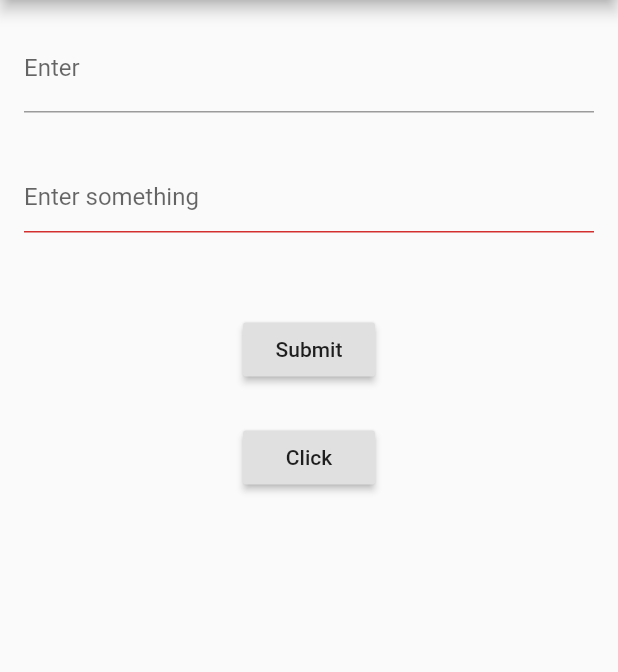
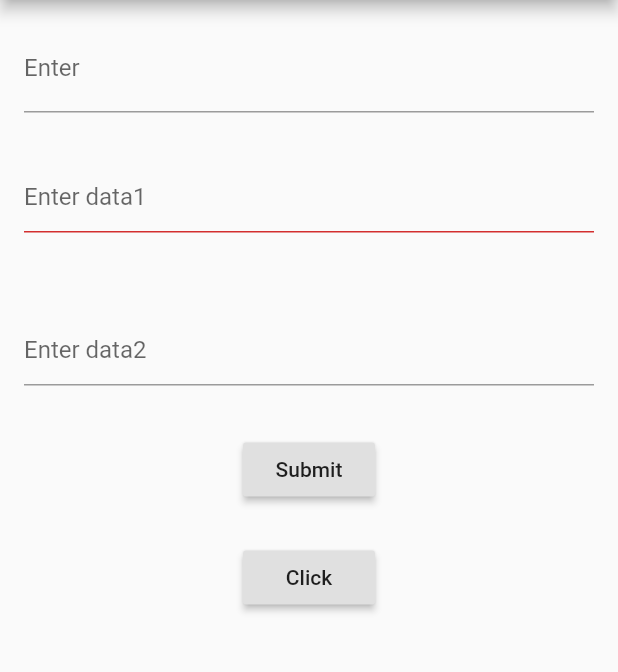
Before and after one commit to yayyar/test_flutter, a Flutter app: the screen it shows after launch, on a phone screen of 412 x 824 dp, the part 84-756 px from its top. Run offline on Flutter 3.47's test engine with Material 2 defaults, Android fonts, the phone set to English and light mode, and no system bars; our stand-ins replace google_fonts.

Commit message:
add new TextField and TextEditingController

```diff
--- a/form_validation/lib/main.dart
+++ b/form_validation/lib/main.dart
@@ -37,6 +37,7 @@ class MyCustomFormState extends State<MyCustomForm> {
   // not a GlobalKey<MyCustomFormState>.
   final _formKey = GlobalKey<FormState>();
   final myController = TextEditingController();
+  final myController1 = TextEditingController();
   var errorTxt = '';
 
   @override
@@ -73,10 +74,20 @@ class MyCustomFormState extends State<MyCustomForm> {
             child: TextField(
               decoration: InputDecoration(
                 //border: InputBorder.none,
-                hintText: 'Enter something',
+                hintText: 'Enter data1',
                 errorText: errorTxt,
               ),
               controller: myController,
+            ),
+          ),
+          Padding(
+            padding: const EdgeInsets.all(16.0),
+            child: TextField(
+              decoration: InputDecoration(
+                //border: InputBorder.none,
+                hintText: 'Enter data2',
+              ),
+              controller: myController1,
             ),
           ),
           Padding(
@@ -104,7 +115,7 @@ class MyCustomFormState extends State<MyCustomForm> {
                     context: context,
                     builder: (context) {
                       return AlertDialog(
-                        content: Text(myController.text),
+                        content: Text('Data1: ${myController.text} Data2: ${myController1.text}'),
                       );
                     },
                   );
```
